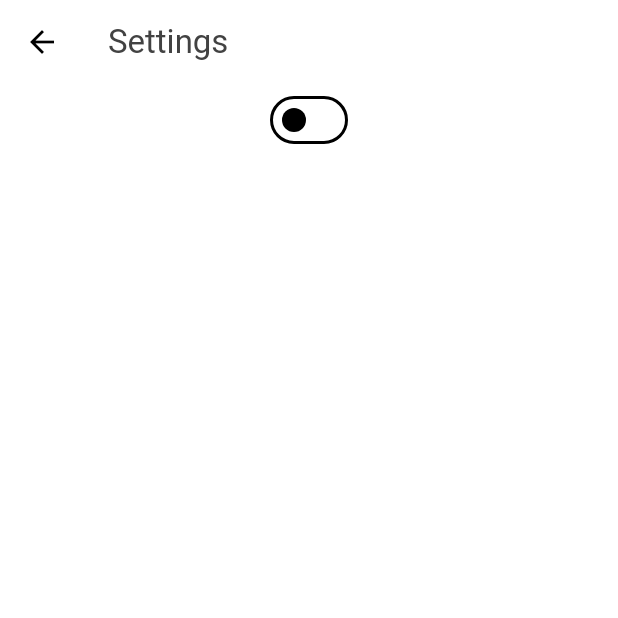
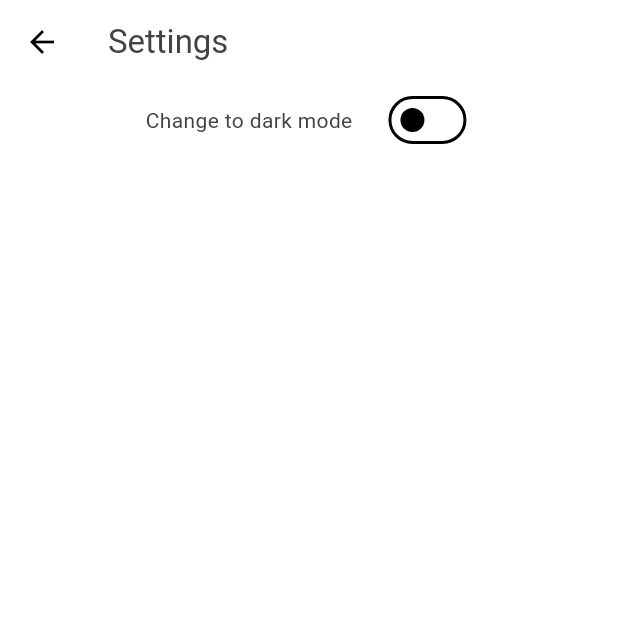
Before and after one commit to VibrainiumMan/All_In_One, a Flutter app: the screen it shows once a user with an empty profile is signed in, item 5 of the bottom bar chosen, after a tap on "Settings", on a phone screen of 412 x 824 dp, the top half of it. Run offline on Flutter 3.47's test engine with Material 3 defaults, Android fonts, the phone set to English and light mode, and no system bars; our stand-ins replace cloud_firestore, file_picker, firebase_auth, firebase_core, firebase_storage, flutter_dotenv and 3 more; missing offline and left inert: flutter_sound; accounts and stored records are empty.

Commit message:
Added dark/light theme changer

```diff
--- /dev/null
+++ b/lib/components/theme_notifer.dart
@@ -0,0 +1,28 @@
+import 'package:flutter/material.dart';
+import 'package:shared_preferences/shared_preferences.dart';
+
+class ThemeNotifer with ChangeNotifier {
+  bool _isDark = false;
+  bool get isDark => _isDark;
+
+  ThemeNotifer(){
+    loadPreference();
+  }
+
+  void toggleThemes(bool isDark) {
+    _isDark = isDark;
+    savePreference();
+    notifyListeners();
+  }
+
+  Future<void> savePreference() async {
+    final preference = await SharedPreferences.getInstance();
+    await preference.setBool('isDark', _isDark);
+  }
+
+  Future<void>loadPreference() async {
+    final preference = await SharedPreferences.getInstance();
+    _isDark = preference.getBool('isDark') ?? false;
+    notifyListeners();
+  }
+}
--- a/lib/main.dart
+++ b/lib/main.dart
@@ -1,4 +1,6 @@
+import 'package:provider/provider.dart';
 import 'package:all_in_one/auth/auth.dart';
+import 'package:all_in_one/components/theme_notifer.dart';
 import 'package:all_in_one/themes/dark_mode.dart';
 import 'package:all_in_one/themes/light_mode.dart';
 import 'package:firebase_core/firebase_core.dart';
@@ -10,15 +12,20 @@ void main() async {
   await dotenv.load(fileName: ".env");
 
   String apiKey = dotenv.env['API_KEY'] ?? '';
- await Firebase.initializeApp(
+  await Firebase.initializeApp(
     options: FirebaseOptions(
-        apiKey: apiKey,
-        appId: '1:611940341499:android:503d93099856136b79025e',
-        messagingSenderId: '611940341499',
-        projectId: 'all-in-one-7f601',
+      apiKey: apiKey,
+      appId: '1:611940341499:android:503d93099856136b79025e',
+      messagingSenderId: '611940341499',
+      projectId: 'all-in-one-7f601',
     ),
   );
-  runApp(const MyApp());
+  runApp(
+    ChangeNotifierProvider(
+      create: (_) => ThemeNotifer(),
+      child: const MyApp(),
+    ),
+  );
 }
 
 class MyApp extends StatelessWidget {
@@ -26,11 +33,13 @@ class MyApp extends StatelessWidget {
 
   @override
   Widget build(BuildContext context) {
+    final themeNotifer = Provider.of<ThemeNotifer>(context);
     return MaterialApp(
       debugShowCheckedModeBanner: false,
       title: "All In One",
       theme: lightMode,
       darkTheme: darkMode,
+      themeMode: themeNotifer.isDark ? ThemeMode.dark : ThemeMode.light,
       home: const AuthPage(),
     );
   }
--- a/lib/pages/main_pages/settings_page.dart
+++ b/lib/pages/main_pages/settings_page.dart
@@ -1,5 +1,7 @@
 import 'package:all_in_one/components/my_switch.dart';
+import 'package:all_in_one/components/theme_notifer.dart';
 import 'package:flutter/material.dart';
+import 'package:provider/provider.dart';
 
 class SettingsPage extends StatefulWidget {
   const SettingsPage({super.key});
@@ -9,15 +11,10 @@ class SettingsPage extends StatefulWidget {
 }
 
 class _SettingsPageState extends State<SettingsPage> {
-  bool isSwitched = false;
-
-  void toggleSwitch(bool value){
-    setState(() {
-      isSwitched = value;
-    });
-  }
   @override
   Widget build(BuildContext context) {
+    final themeNotifer = Provider.of<ThemeNotifer>(context);
+    bool isSwitched = themeNotifer.isDark;
     return Scaffold(
       appBar: AppBar(
         title: Text(
@@ -28,7 +25,16 @@ class _SettingsPageState extends State<SettingsPage> {
       body: Center(
         child: Column(
           children: [
-            MySwitch(value: isSwitched, onChanged: toggleSwitch)
+            Row(
+              mainAxisAlignment: MainAxisAlignment.center,
+              children: [
+                const Text("Change to dark mode"),
+                const SizedBox(width: 20.0),
+                MySwitch(value: isSwitched, onChanged: (value){
+                  themeNotifer.toggleThemes(value);
+                }),
+              ],
+            ),
           ],
         ),
       ),
--- a/pubspec.yaml
+++ b/pubspec.yaml
@@ -47,6 +47,8 @@ dependencies:
   url_launcher: ^6.3.0
   cloud_firestore: ^5.1.0
   image_picker: ^1.1.2
+  provider: ^6.1.2
+  shared_preferences: ^2.3.2
 
 dev_dependencies:
   flutter_test:
```
Also changed, not shown: pubspec.lock, 1 other file.
